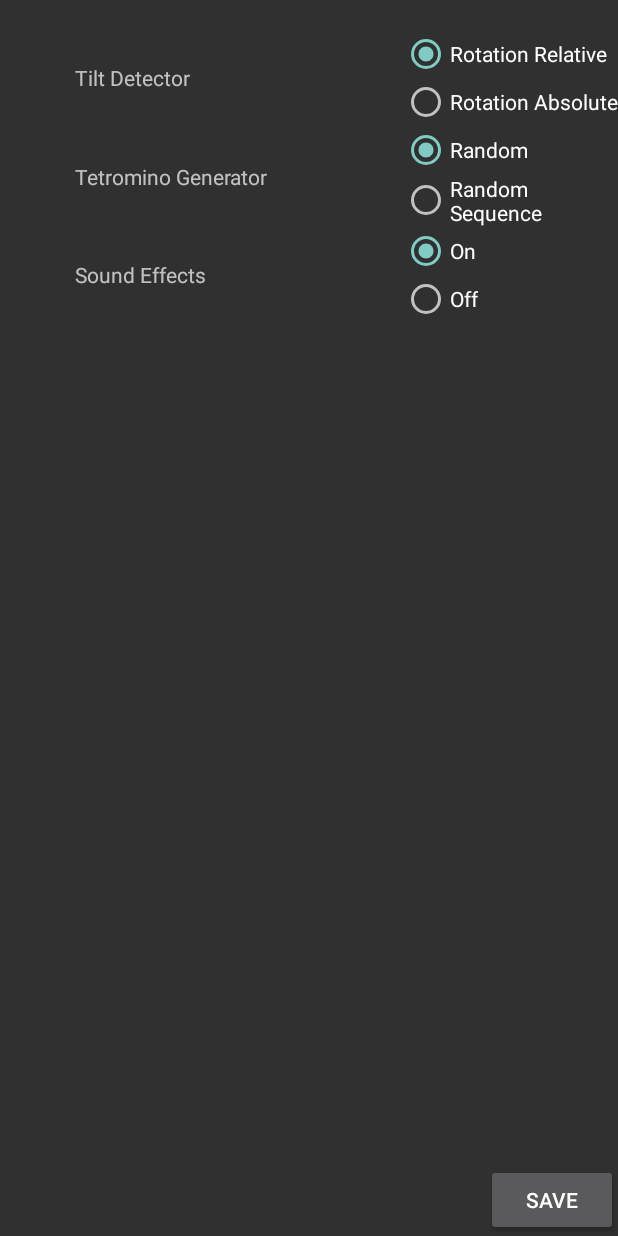
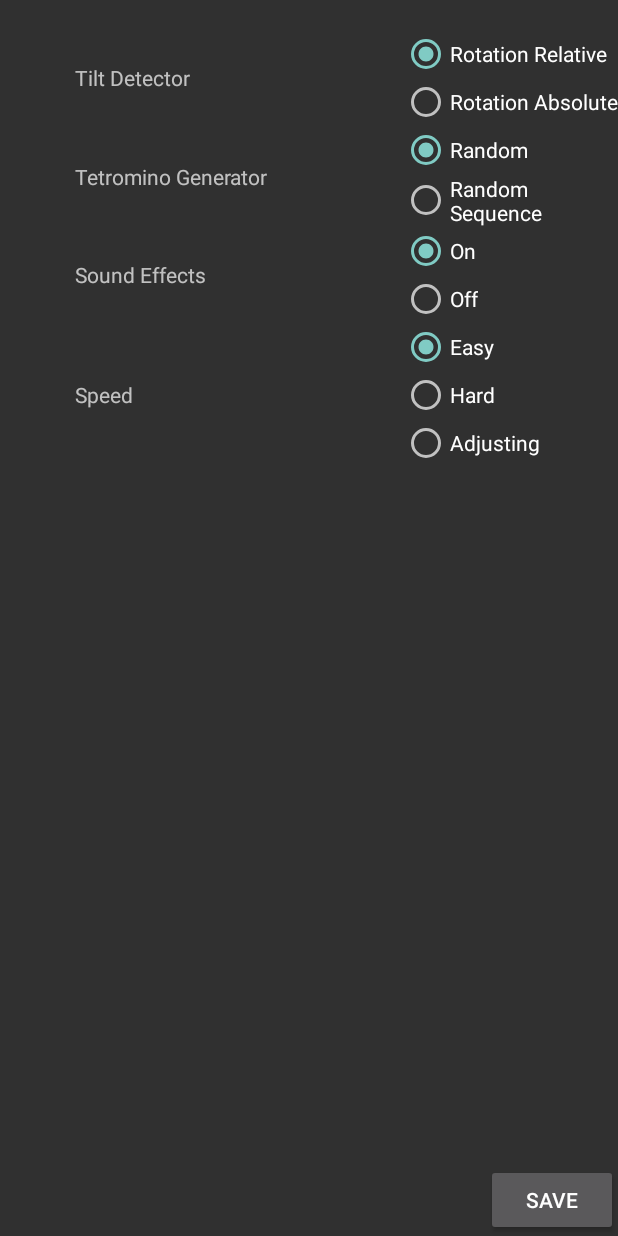
Before and after one commit to Warpand/Mobilne-Tetris, an Android app: the screen it shows after launch (SettingsActivity), after a tap on "SETTINGS", on a phone screen of 412 x 824 dp. Run offline under Robolectric (Android 15) with nearby library versions, the phone set to English and light mode, and no system bars.

Commit message:
Add difficulty settings

```diff
--- a/app/src/main/java/com/example/tetris/android/SettingsActivity.java
+++ b/app/src/main/java/com/example/tetris/android/SettingsActivity.java
@@ -2,18 +2,18 @@ package com.example.tetris.android;
 
 import android.os.Bundle;
 import android.view.Window;
-
 import androidx.appcompat.app.AppCompatActivity;
 
 import com.example.tetris.core.Settings;
 import com.example.tetris.databinding.SettingsActivityBinding;
 
 public class SettingsActivity extends AppCompatActivity {
+    private Settings.SettingsWriter settings;
     @Override
     protected void onCreate(Bundle savedInstanceState) {
         super.onCreate(savedInstanceState);
         supportRequestWindowFeature(Window.FEATURE_NO_TITLE);
-        final Settings.SettingsWriter settings = new Settings.SettingsWriter(getApplicationContext());
+        settings = new Settings.SettingsWriter(getApplicationContext());
         SettingsActivityBinding binding = SettingsActivityBinding.inflate(getLayoutInflater());
 
         if(settings.getTiltDetectorType() == Settings.tiltDetectorType.ROTATION_RELATIVE)
@@ -52,6 +52,22 @@ public class SettingsActivity extends AppCompatActivity {
                 settings.setSoundEffects(Settings.soundEffects.OFF);
         })));
 
+        if(settings.getSpeed() == Settings.speedType.CONSTANT)
+            binding.speedConstantRadioButton.toggle();
+        else if(settings.getSpeed() == Settings.speedType.ADJUSTING)
+            binding.speedAdjustingRadioButton.toggle();
+        else if(settings.getSpeed() == Settings.speedType.CONSTANT_HARD)
+            binding.speedConstantHardRadioButton.toggle();
+
+        binding.speedRadioGroup.setOnCheckedChangeListener((((radioGroup, i) -> {
+            if(i == binding.speedConstantRadioButton.getId())
+                settings.setSpeed(Settings.speedType.CONSTANT);
+            else if(i == binding.speedAdjustingRadioButton.getId())
+                settings.setSpeed(Settings.speedType.ADJUSTING);
+            else if(i == binding.speedConstantHardRadioButton.getId())
+                settings.setSpeed(Settings.speedType.CONSTANT_HARD);
+        })));
+
         binding.saveButton.setOnClickListener(view -> settings.save(getApplicationContext()));
 
         setContentView(binding.getRoot());
--- a/app/src/main/java/com/example/tetris/core/GameEngineFactory.java
+++ b/app/src/main/java/com/example/tetris/core/GameEngineFactory.java
@@ -26,6 +26,11 @@ public interface GameEngineFactory {
                             new SinglePlayerTetrominoGenerator() :
                             new SequenceTetrominoGenerator(),
                     new OriginalGravityManager(),
+                    settings.getSpeed() == Settings.speedType.ADJUSTING ?
+                            new SpeedManager.AdjustingSpeedManager() :
+                            settings.getSpeed() == Settings.speedType.CONSTANT ?
+                                    new SpeedManager.ConstantSpeedManager() :
+                                    new SpeedManager.ConstantSpeedManagerHard(),
                     AppDatabase.getDb(appContext).entryDao(),
                     media.getSoundEffects()
             );
--- a/app/src/main/java/com/example/tetris/core/GameObserver.java
+++ b/app/src/main/java/com/example/tetris/core/GameObserver.java
@@ -1,6 +1,4 @@
 package com.example.tetris.core;
-
-import com.example.tetris.core.GameInfoPackage;
 
 public interface GameObserver {
     void notifyChange(GameInfoPackage infoPackage);
--- a/app/src/main/java/com/example/tetris/core/Settings.java
+++ b/app/src/main/java/com/example/tetris/core/Settings.java
@@ -28,10 +28,17 @@ public class Settings {
         int OFF = 1;
     }
 
+    public interface speedType {
+        int CONSTANT = 0;
+        int ADJUSTING = 1;
+        int CONSTANT_HARD = 2;
+    }
+
     private static void fillWithDefault(FileOutputStream oS) throws IOException {
         oS.write(tiltDetectorType.ROTATION_RELATIVE);
         oS.write(generatorType.RANDOM);
         oS.write(soundEffects.ON);
+        oS.write(speedType.CONSTANT);
     }
     private static FileInputStream createIfNotExist(Context context) throws IOException {
          try {
@@ -50,12 +57,14 @@ public class Settings {
     protected int tiltDetector;
     protected int generator;
     protected int sound;
+    protected int speed;
 
     public Settings(Context context) {
         try (FileInputStream iS = createIfNotExist(context)) {
             tiltDetector = iS.read();
             generator = iS.read();
             sound = iS.read();
+            speed = iS.read();
 
         } catch (Exception e) {
             Log.d("SETTINGS", "Unknown error while loading settings");
@@ -74,6 +83,10 @@ public class Settings {
         return sound;
     }
 
+    public int getSpeed() {
+        return speed;
+    }
+
     public static class SettingsWriter extends Settings {
         public SettingsWriter(Context context) {
             super(context);
@@ -87,13 +100,20 @@ public class Settings {
             generator = type;
         }
 
-        public void setSoundEffects(int on_off) { sound = on_off; }
+        public void setSoundEffects(int on_off) {
+            sound = on_off;
+        }
+
+        public void setSpeed(int speed) {
+            this.speed = speed;
+        }
 
         public void save(Context context) {
             try(OutputStream oS = context.openFileOutput(filename, Context.MODE_PRIVATE)) {
                 oS.write(tiltDetector);
                 oS.write(generator);
                 oS.write(sound);
+                oS.write(speed);
             }
             catch (IOException e) {
                 Log.d("SETTINGS", "Unknown error while writing settings");
--- a/app/src/main/res/layout/settings_activity.xml
+++ b/app/src/main/res/layout/settings_activity.xml
@@ -98,6 +98,44 @@
         android:layout_alignBottom="@+id/sound_effects_radio_group"
         android:layout_alignStart="@+id/tetromino_generator_text_view" />
 
+    <RadioGroup
+        android:id="@+id/speed_radio_group"
+        android:layout_width="wrap_content"
+        android:layout_height="wrap_content"
+        android:layout_alignParentEnd="true"
+        android:layout_below="@+id/sound_effects_radio_group"
+        android:layout_alignStart="@+id/sound_effects_radio_group">
+
+        <RadioButton
+            android:id="@+id/speed_constant_radio_button"
+            android:layout_width="wrap_content"
+            android:layout_height="wrap_content"
+            android:text="@string/easy" />
+
+        <RadioButton
+            android:id="@+id/speed_constant_hard_radio_button"
+            android:layout_width="wrap_content"
+            android:layout_height="wrap_content"
+            android:text="@string/hard" />
+
+        <RadioButton
+            android:id="@+id/speed_adjusting_radio_button"
+            android:layout_width="wrap_content"
+            android:layout_height="wrap_content"
+            android:text="@string/adjusting" />
+
+    </RadioGroup>
+
+    <TextView
+        android:id="@+id/speed_text_view"
+        android:layout_width="wrap_content"
+        android:layout_height="wrap_content"
+        android:text="@string/speed"
+        android:gravity="center"
+        android:layout_alignTop="@+id/speed_radio_group"
+        android:layout_alignBottom="@+id/speed_radio_group"
+        android:layout_alignStart="@+id/sound_effects_text_view" />
+
     <Button
         android:id="@+id/save_button"
         android:layout_width="wrap_content"
--- a/app/src/main/res/values/strings.xml
+++ b/app/src/main/res/values/strings.xml
@@ -16,4 +16,8 @@
     <string name="sound_effects">Sound Effects</string>
     <string name="on">On</string>
     <string name="off">Off</string>
+    <string name="speed">Speed</string>
+    <string name="adjusting">Adjusting</string>
+    <string name="hard">Hard</string>
+    <string name="easy">Easy</string>
 </resources>
```
Also changed, not shown: app/src/main/java/com/example/tetris/core/GameLogicManagerImpl.java (+5 -2 lines), app/src/main/java/com/example/tetris/core/SpeedManager.java (added, +48 -0 lines).
